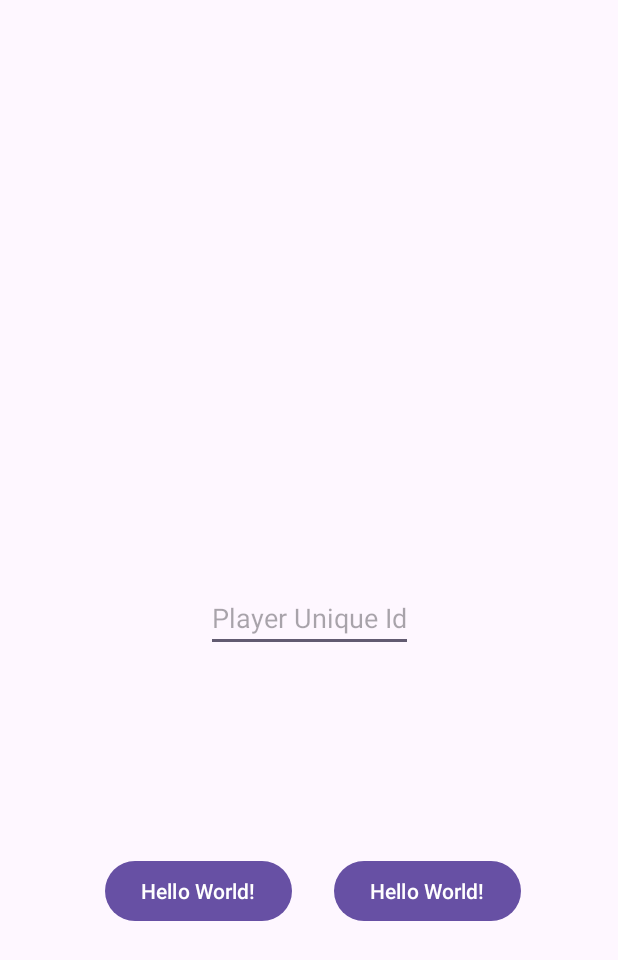
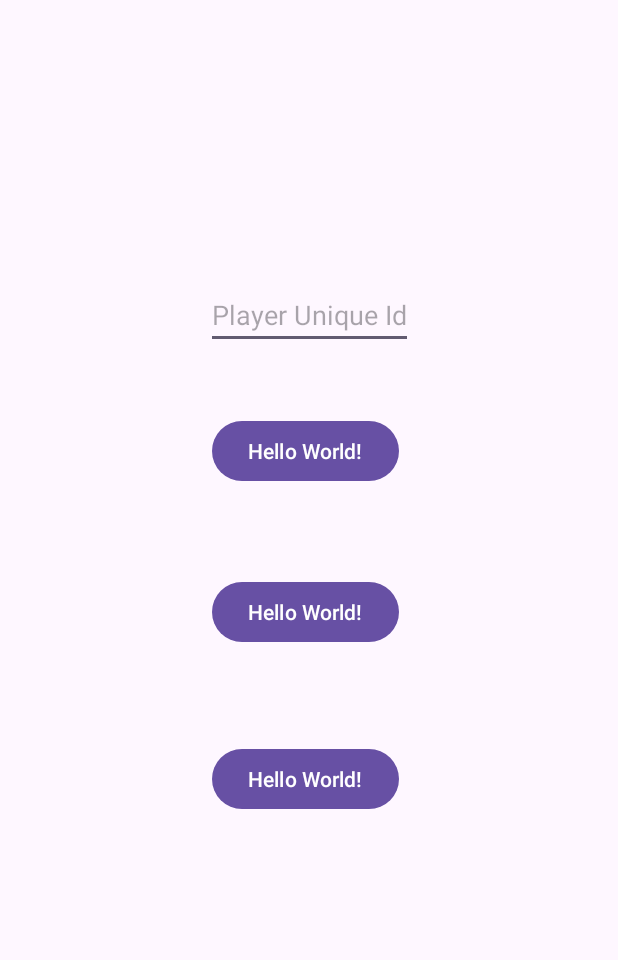
Before and after one commit to Ahmedelmonady/GameballDemoApp, an Android app: the layout activity_main.xml on its own in the app's theme, with its tools: preview values and no code run, on a phone screen of 412 x 824 dp. Shown: the top 960 px of the screen. Run offline under Robolectric (Android 15) with nearby library versions, the phone set to English and light mode, and no system bars.

```diff
--- a/app/build.gradle
+++ b/app/build.gradle
@@ -46,7 +46,7 @@ dependencies {
     androidTestImplementation 'androidx.test.ext:junit:1.1.5'
     androidTestImplementation 'androidx.test.espresso:espresso-core:3.5.1'
 
-    implementation'com.github.gameballers:gb-mobile-android:1.2.7'
+    implementation'com.github.gameballers:gb-mobile-android:1.2.8'
 
     implementation platform('com.google.firebase:firebase-bom:32.2.3')
     implementation "com.google.firebase:firebase-messaging"
--- a/app/src/main/res/layout/activity_main.xml
+++ b/app/src/main/res/layout/activity_main.xml
@@ -8,36 +8,42 @@
         android:layout_height="match_parent"
         tools:context=".MainActivity">
 
+
         <Button
             android:id="@+id/btnWidget"
             android:layout_width="wrap_content"
             android:layout_height="wrap_content"
+            android:layout_marginTop="63dp"
             android:text="Hello World!"
-            app:layout_constraintBaseline_toBaselineOf="@+id/btnRegister"
-            app:layout_constraintEnd_toEndOf="parent"
-            app:layout_constraintStart_toEndOf="@+id/btnRegister" />
+            app:layout_constraintStart_toStartOf="@+id/btnRegisterAuto"
+            app:layout_constraintTop_toBottomOf="@+id/btnRegisterAuto" />
 
         <Button
-            android:id="@+id/btnRegister"
+            android:id="@+id/btnRegisterAuto"
             android:layout_width="wrap_content"
             android:layout_height="wrap_content"
-            android:layout_marginStart="5dp"
-            android:layout_marginEnd="28dp"
-            android:layout_marginBottom="206dp"
+            android:layout_marginTop="59dp"
             android:text="Hello World!"
-            app:layout_constraintBottom_toBottomOf="parent"
-            app:layout_constraintEnd_toStartOf="@+id/btnWidget"
-            app:layout_constraintHorizontal_chainStyle="packed"
-            app:layout_constraintStart_toStartOf="parent" />
+            app:layout_constraintStart_toStartOf="@+id/btnRegisterManual"
+            app:layout_constraintTop_toBottomOf="@+id/btnRegisterManual" />
 
+        <Button
+            android:id="@+id/btnRegisterManual"
+            android:layout_width="wrap_content"
+            android:layout_height="wrap_content"
+            android:layout_marginStart="4dp"
+            android:layout_marginTop="44dp"
+            android:text="Hello World!"
+            app:layout_constraintStart_toStartOf="@+id/playerUniqueIdInput"
+            app:layout_constraintTop_toBottomOf="@+id/playerUniqueIdInput" />
 
         <com.google.android.material.textfield.TextInputEditText
             android:id="@+id/playerUniqueIdInput"
             android:layout_width="wrap_content"
             android:layout_height="wrap_content"
+            android:layout_marginTop="187dp"
+            android:hint="Player Unique Id"
             android:text=""
-            android:hint="Player Unique Id"
-            app:layout_constraintBottom_toBottomOf="parent"
             app:layout_constraintEnd_toEndOf="parent"
             app:layout_constraintStart_toStartOf="parent"
             app:layout_constraintTop_toTopOf="parent" />
```
Also changed, not shown: app/src/main/java/com/monady/gbx3/MainActivity.kt (+59 -4 lines).
